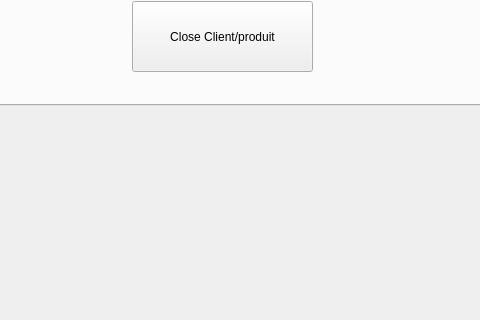
Above: ProjIntegration/mainwindow.ui from medhama/ThePieChart before the change; both pictures show x 110 to 590 and y 185 to 505 of the 800 by 600 pixel window. Below: the same form after it.
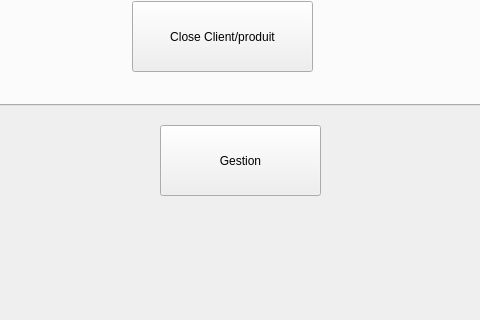
That is the form after the change.

The edit to the form file:
```diff
--- a/ProjIntegration/mainwindow.ui
+++ b/ProjIntegration/mainwindow.ui
@@ -79,6 +79,19 @@
      </attribute>
     </widget>
    </widget>
+   <widget class="QPushButton" name="GestionStock">
+    <property name="geometry">
+     <rect>
+      <x>270</x>
+      <y>310</y>
+      <width>161</width>
+      <height>71</height>
+     </rect>
+    </property>
+    <property name="text">
+     <string>Gestion</string>
+    </property>
+   </widget>
   </widget>
   <widget class="QMenuBar" name="menubar">
    <property name="geometry">
```
